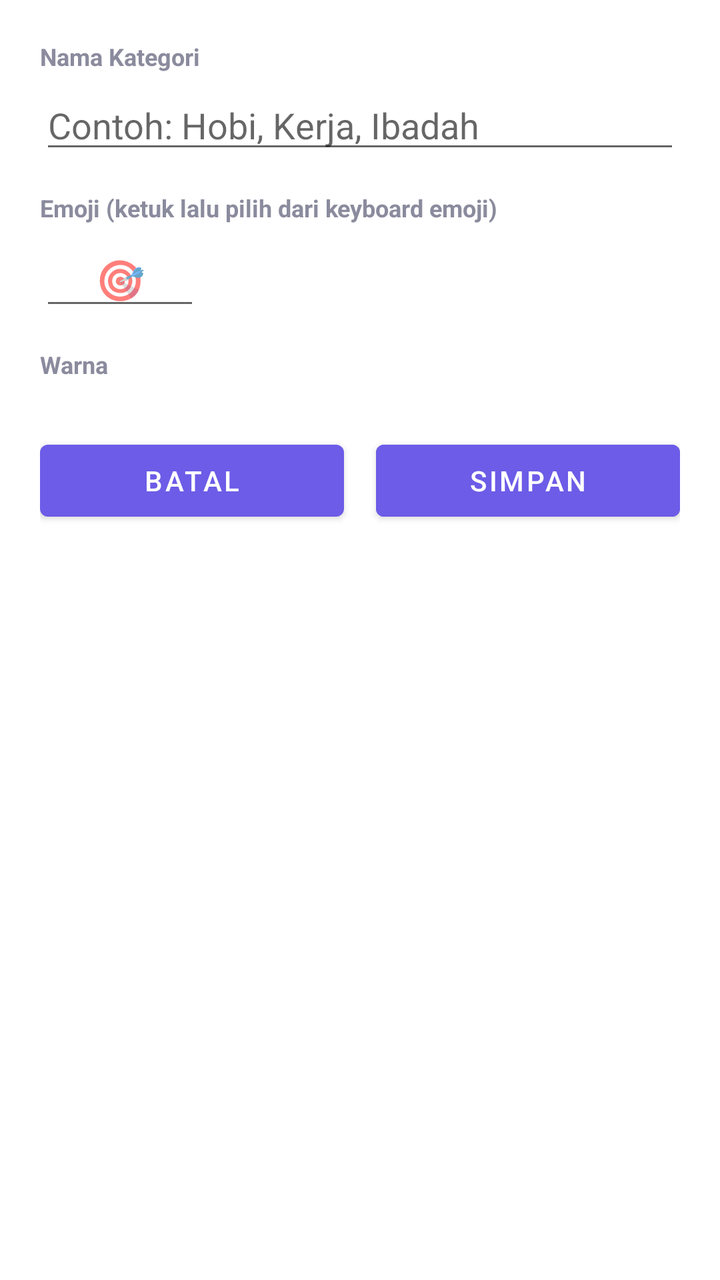
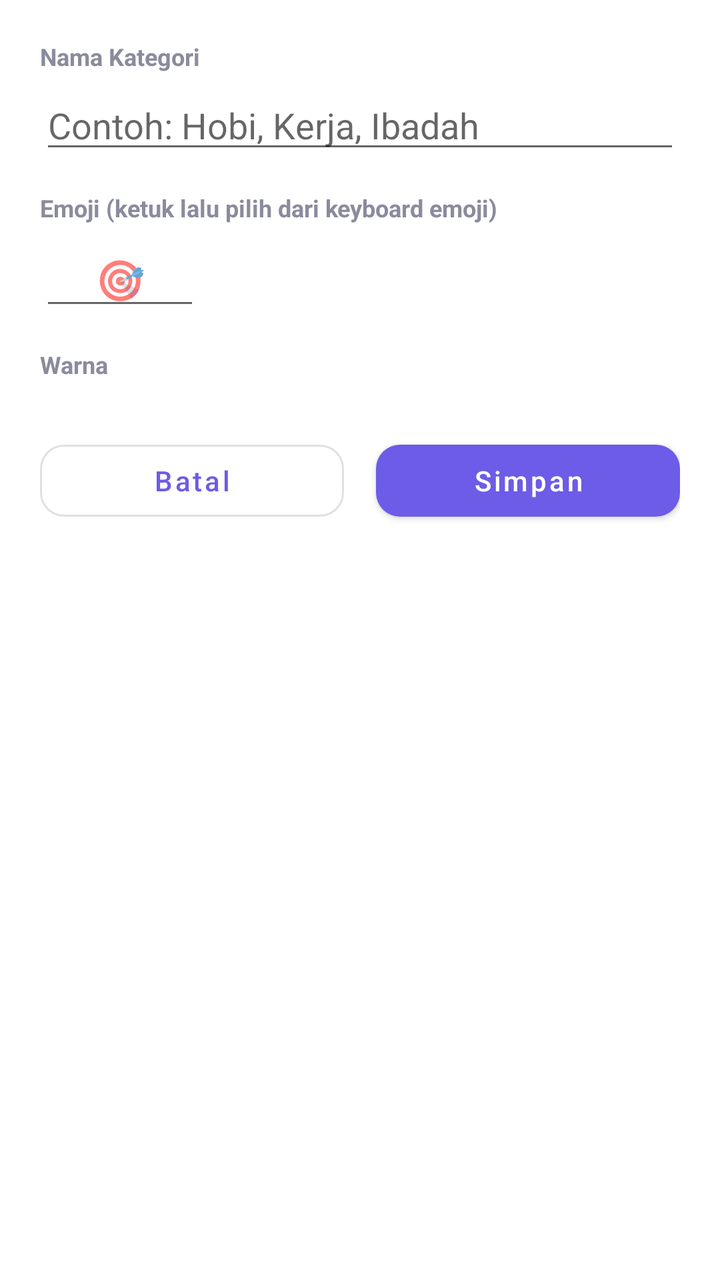

The first picture is an Android layout as it rendered before a commit; the second is the same layout after the commit. The layout source and the unified diff follow.
<!-- AndroidManifest.xml: application theme Theme.TodoAlarm -->
<!-- res/layout/dialog_add_category.xml -->
<?xml version="1.0" encoding="utf-8"?>
<LinearLayout xmlns:android="http://schemas.android.com/apk/res/android"
    android:layout_width="match_parent"
    android:layout_height="wrap_content"
    android:orientation="vertical"
    android:padding="20dp">

    <TextView
        android:layout_width="wrap_content"
        android:layout_height="wrap_content"
        android:text="Nama Kategori"
        android:textSize="12sp"
        android:textStyle="bold"
        android:textColor="#8B8B9E" />

    <EditText
        android:id="@+id/etCatLabel"
        android:layout_width="match_parent"
        android:layout_height="wrap_content"
        android:hint="Contoh: Hobi, Kerja, Ibadah"
        android:layout_marginTop="4dp"
        android:layout_marginBottom="14dp" />

    <TextView
        android:layout_width="wrap_content"
        android:layout_height="wrap_content"
        android:text="Emoji (ketuk lalu pilih dari keyboard emoji)"
        android:textSize="12sp"
        android:textStyle="bold"
        android:textColor="#8B8B9E" />

    <EditText
        android:id="@+id/etCatEmoji"
        android:layout_width="80dp"
        android:layout_height="wrap_content"
        android:hint="🎯"
        android:gravity="center"
        android:textSize="20sp"
        android:layout_marginTop="4dp"
        android:layout_marginBottom="14dp" />

    <TextView
        android:layout_width="wrap_content"
        android:layout_height="wrap_content"
        android:text="Warna"
        android:textSize="12sp"
        android:textStyle="bold"
        android:textColor="#8B8B9E"
        android:layout_marginBottom="6dp" />

    <LinearLayout
        android:id="@+id/layoutColorPalette"
        android:layout_width="match_parent"
        android:layout_height="wrap_content"
        android:orientation="horizontal"
        android:layout_marginBottom="20dp" />

    <LinearLayout
        android:layout_width="match_parent"
        android:layout_height="wrap_content"
        android:orientation="horizontal">

        <Button
            android:id="@+id/btnCatCancel"
            android:layout_width="0dp"
            android:layout_height="wrap_content"
            android:layout_weight="1"
            android:text="Batal"
            android:layout_marginEnd="8dp" />

        <Button
            android:id="@+id/btnCatSave"
            android:layout_width="0dp"
            android:layout_height="wrap_content"
            android:layout_weight="1"
            android:text="Simpan"
            android:backgroundTint="#6C5CE7"
            android:textColor="#FFFFFF"
            android:layout_marginStart="8dp" />
    </LinearLayout>
</LinearLayout>
<!-- resources referenced by this layout -->
<resources>
  <style name="Theme.TodoAlarm" parent="Theme.MaterialComponents.DayNight.NoActionBar">
          <item name="colorPrimary">@color/purple_primary</item>
          <item name="colorPrimaryVariant">@color/purple_dark</item>
          <item name="colorOnPrimary">@color/white</item>
          <item name="android:statusBarColor">@color/purple_primary</item>
      </style>
  <color name="purple_primary">#6C5CE7</color>
  <color name="purple_dark">#5849C2</color>
  <color name="white">#FFFFFF</color>
</resources>

<!-- the commit's change to res/layout/dialog_add_category.xml (unified diff, before → after) -->
@@ -1,5 +1,6 @@
 <?xml version="1.0" encoding="utf-8"?>
 <LinearLayout xmlns:android="http://schemas.android.com/apk/res/android"
+    xmlns:app="http://schemas.android.com/apk/res-auto"
     android:layout_width="match_parent"
     android:layout_height="wrap_content"
     android:orientation="vertical"
@@ -60,21 +61,26 @@
         android:layout_height="wrap_content"
         android:orientation="horizontal">
 
-        <Button
+        <com.google.android.material.button.MaterialButton
             android:id="@+id/btnCatCancel"
+            style="@style/Widget.MaterialComponents.Button.OutlinedButton"
             android:layout_width="0dp"
             android:layout_height="wrap_content"
             android:layout_weight="1"
             android:text="Batal"
+            android:textAllCaps="false"
+            app:cornerRadius="12dp"
             android:layout_marginEnd="8dp" />
 
-        <Button
+        <com.google.android.material.button.MaterialButton
             android:id="@+id/btnCatSave"
             android:layout_width="0dp"
             android:layout_height="wrap_content"
             android:layout_weight="1"
             android:text="Simpan"
-            android:backgroundTint="#6C5CE7"
+            android:textAllCaps="false"
+            app:cornerRadius="12dp"
+            app:backgroundTint="#6C5CE7"
             android:textColor="#FFFFFF"
             android:layout_marginStart="8dp" />
     </LinearLayout>
